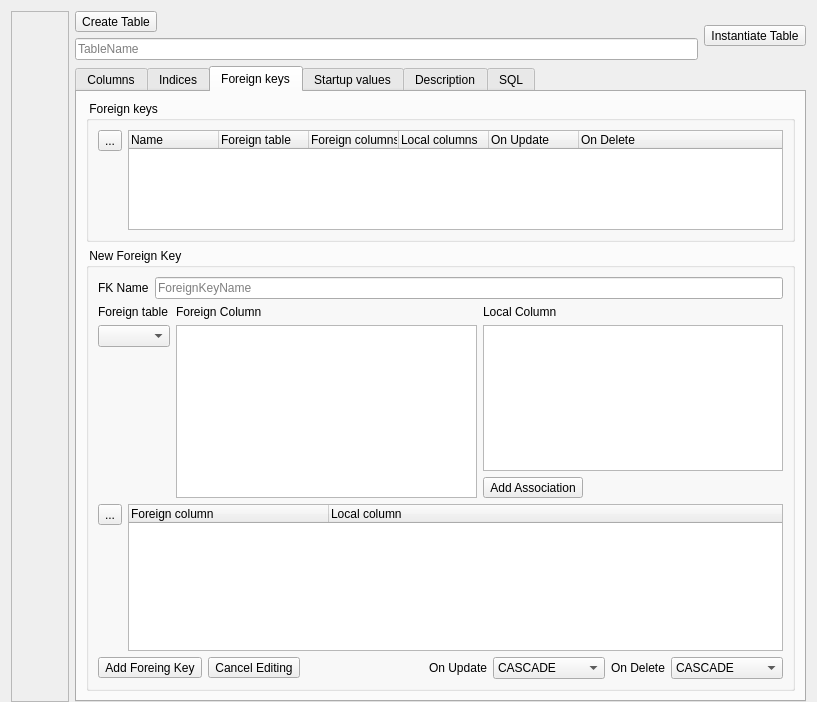
fritzone/ddm, file src/gui/NewTableForm.ui: the form before one commit.
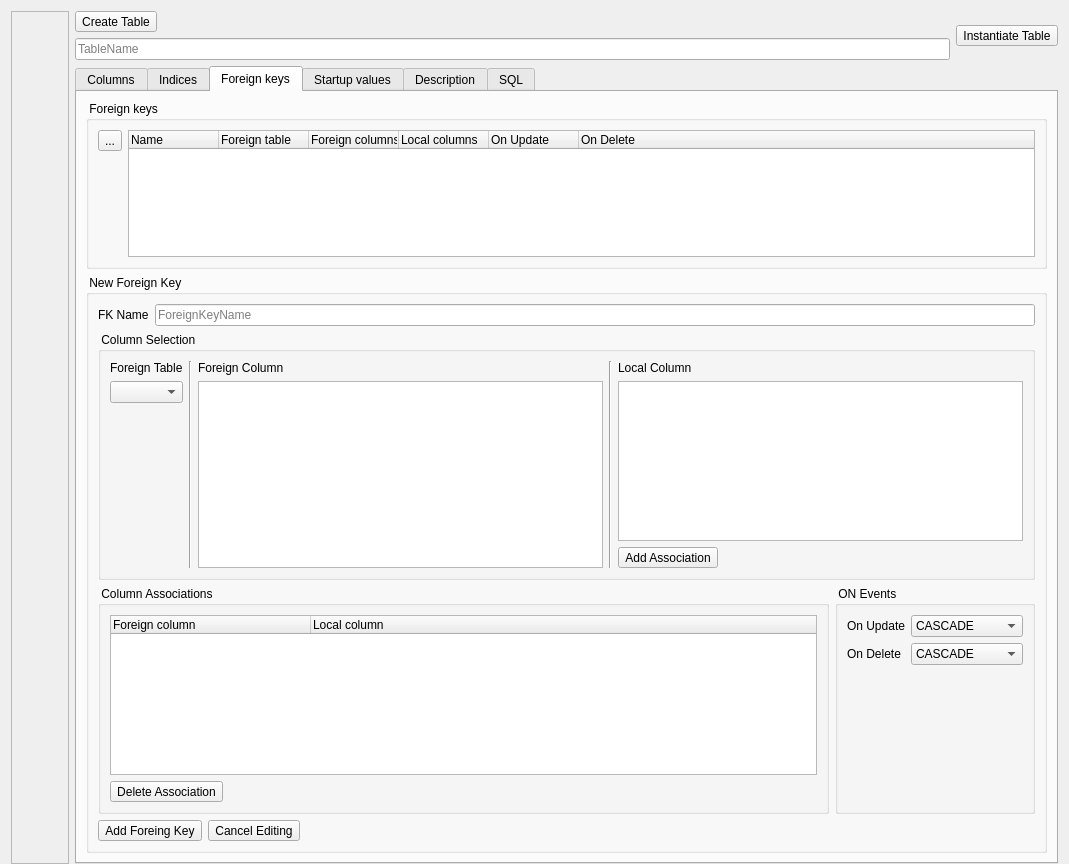
The form after the commit. The open tabs and pages were chosen to show the change. Icons and pictures are not drawn.

Patch:
```diff
--- a/src/gui/NewTableForm.ui
+++ b/src/gui/NewTableForm.ui
@@ -7,8 +7,8 @@
    <rect>
     <x>0</x>
     <y>0</y>
-    <width>817</width>
-    <height>702</height>
+    <width>1069</width>
+    <height>864</height>
    </rect>
   </property>
   <property name="sizePolicy">
@@ -932,51 +932,51 @@
               </layout>
              </item>
              <item>
+              <widget class="QGroupBox" name="groupBox_6">
+               <property name="title">
+                <string> Column Selection </string>
+               </property>
+               <layout class="QHBoxLayout" name="horizontalLayout_19">
+                <item>
               <layout class="QGridLayout" name="gridLayout_2">
                <item row="0" column="0">
-                <widget class="QLabel" name="label_11">
+                   <widget class="QFrame" name="frame">
+                    <property name="frameShape">
+                     <enum>QFrame::NoFrame</enum>
+                    </property>
+                    <property name="frameShadow">
+                     <enum>QFrame::Raised</enum>
+                    </property>
+                    <property name="lineWidth">
+                     <number>0</number>
+                    </property>
+                    <layout class="QHBoxLayout" name="horizontalLayout_4">
+                     <property name="spacing">
+                      <number>6</number>
+                     </property>
+                     <property name="margin">
+                      <number>0</number>
+                     </property>
+                     <item>
+                      <widget class="QLabel" name="label_5">
                  <property name="text">
-                  <string>Foreign table</string>
+                        <string>Foreign Table</string>
                  </property>
                 </widget>
                </item>
-               <item row="1" column="2">
+                    </layout>
+                   </widget>
+                  </item>
+                  <item row="1" column="4">
                 <widget class="QListWidget" name="lstLocalColumn"/>
                </item>
-               <item row="0" column="1">
-                <widget class="QLabel" name="label_12">
-                 <property name="text">
-                  <string>Foreign Column</string>
+                  <item row="0" column="3" rowspan="3">
+                   <widget class="Line" name="line_2">
+                    <property name="orientation">
+                     <enum>Qt::Vertical</enum>
                  </property>
                 </widget>
                </item>
-               <item row="0" column="2">
-                <widget class="QLabel" name="label_13">
-                 <property name="text">
-                  <string>Local Column</string>
-                 </property>
-                </widget>
-               </item>
-               <item row="2" column="2">
-                <widget class="QToolButton" name="btnAddForeignKeyAssociation">
-                 <property name="toolTip">
-                  <string>Add column associations</string>
-                 </property>
-                 <property name="text">
-                  <string>Add Association</string>
-                 </property>
-                 <property name="icon">
-                  <iconset resource="../dbm.qrc">
-                   <normaloff>:/images/actions/images/small/add.png</normaloff>:/images/actions/images/small/add.png</iconset>
-                 </property>
-                 <property name="toolButtonStyle">
-                  <enum>Qt::ToolButtonTextBesideIcon</enum>
-                 </property>
-                </widget>
-               </item>
-               <item row="1" column="1" rowspan="2">
-                <widget class="QListWidget" name="lstForeignTablesColumns"/>
-               </item>
                <item row="1" column="0" rowspan="2">
                 <layout class="QVBoxLayout" name="verticalLayout_11">
                  <item>
@@ -997,41 +997,98 @@
                  </item>
                 </layout>
                </item>
-              </layout>
+                  <item row="2" column="4">
+                   <widget class="QToolButton" name="btnAddForeignKeyAssociation">
+                    <property name="toolTip">
+                     <string>Add column associations</string>
+                    </property>
+                    <property name="text">
+                     <string>Add Association</string>
+                    </property>
+                    <property name="icon">
+                     <iconset resource="../dbm.qrc">
+                      <normaloff>:/images/actions/images/small/add.png</normaloff>:/images/actions/images/small/add.png</iconset>
+                    </property>
+                    <property name="toolButtonStyle">
+                     <enum>Qt::ToolButtonTextBesideIcon</enum>
+                    </property>
+                   </widget>
+                  </item>
+                  <item row="0" column="2">
+                   <widget class="QFrame" name="frame_2">
+                    <property name="frameShape">
+                     <enum>QFrame::NoFrame</enum>
+                    </property>
+                    <property name="frameShadow">
+                     <enum>QFrame::Raised</enum>
+                    </property>
+                    <property name="lineWidth">
+                     <number>0</number>
+                    </property>
+                    <layout class="QHBoxLayout" name="horizontalLayout_10">
+                     <property name="margin">
+                      <number>0</number>
+                     </property>
+                     <item>
+                      <widget class="QLabel" name="label_8">
+                       <property name="text">
+                        <string>Foreign Column</string>
+                       </property>
+                      </widget>
+                     </item>
+                    </layout>
+                   </widget>
+                  </item>
+                  <item row="1" column="2" rowspan="2">
+                   <widget class="QListWidget" name="lstForeignTablesColumns"/>
+                  </item>
+                  <item row="0" column="4">
+                   <widget class="QFrame" name="frame_3">
+                    <property name="frameShape">
+                     <enum>QFrame::NoFrame</enum>
+                    </property>
+                    <property name="frameShadow">
+                     <enum>QFrame::Raised</enum>
+                    </property>
+                    <property name="lineWidth">
+                     <number>0</number>
+                    </property>
+                    <layout class="QHBoxLayout" name="horizontalLayout_11">
+                     <property name="margin">
+                      <number>0</number>
+                     </property>
+                     <item>
+                      <widget class="QLabel" name="label_15">
+                       <property name="text">
+                        <string>Local Column</string>
+                       </property>
+                      </widget>
+                     </item>
+                    </layout>
+                   </widget>
+                  </item>
+                  <item row="0" column="1" rowspan="3">
+                   <widget class="Line" name="line_3">
+                    <property name="orientation">
+                     <enum>Qt::Vertical</enum>
+                    </property>
+                   </widget>
+                  </item>
+                 </layout>
+                </item>
+               </layout>
+               <zorder>label_10</zorder>
+               <zorder></zorder>
+              </widget>
              </item>
              <item>
               <layout class="QHBoxLayout" name="horizontalLayout_12">
                <item>
-                <layout class="QVBoxLayout" name="verticalLayout_22">
-                 <item>
-                  <widget class="QToolButton" name="btnRemoveAssociation">
-                   <property name="toolTip">
-                    <string>Delete column association</string>
-                   </property>
-                   <property name="text">
-                    <string>...</string>
-                   </property>
-                   <property name="icon">
-                    <iconset resource="../dbm.qrc">
-                     <normaloff>:/images/actions/images/small/remove.png</normaloff>:/images/actions/images/small/remove.png</iconset>
-                   </property>
-                  </widget>
-                 </item>
-                 <item>
-                  <spacer name="verticalSpacer_7">
-                   <property name="orientation">
-                    <enum>Qt::Vertical</enum>
-                   </property>
-                   <property name="sizeHint" stdset="0">
-                    <size>
-                     <width>20</width>
-                     <height>40</height>
-                    </size>
-                   </property>
-                  </spacer>
-                 </item>
-                </layout>
-               </item>
+                <widget class="QGroupBox" name="groupBox_2">
+                 <property name="title">
+                  <string> Column Associations </string>
+                 </property>
+                 <layout class="QVBoxLayout" name="verticalLayout_6">
                <item>
                 <widget class="QTreeWidget" name="lstForeignKeyAssociations">
                  <property name="rootIsDecorated">
@@ -1070,13 +1127,115 @@
                  </column>
                 </widget>
                </item>
+                  <item>
+                   <widget class="QToolButton" name="btnRemoveAssociation">
+                    <property name="toolTip">
+                     <string>Delete column association</string>
+                    </property>
+                    <property name="text">
+                     <string>Delete Association</string>
+                    </property>
+                    <property name="icon">
+                     <iconset resource="../dbm.qrc">
+                      <normaloff>:/images/actions/images/small/remove.png</normaloff>:/images/actions/images/small/remove.png</iconset>
+                    </property>
+                    <property name="toolButtonStyle">
+                     <enum>Qt::ToolButtonTextBesideIcon</enum>
+                    </property>
+                   </widget>
+                  </item>
+                 </layout>
+                </widget>
+               </item>
+               <item>
+                <widget class="QGroupBox" name="groupBox_5">
+                 <property name="title">
+                  <string> ON Events </string>
+                 </property>
+                 <layout class="QFormLayout" name="formLayout_3">
+                  <property name="fieldGrowthPolicy">
+                   <enum>QFormLayout::AllNonFixedFieldsGrow</enum>
+                  </property>
+                  <item row="0" column="0">
+                   <widget class="QLabel" name="label_3">
+                    <property name="text">
+                     <string>On Update</string>
+                    </property>
+                   </widget>
+                  </item>
+                  <item row="0" column="1">
+                   <widget class="QComboBox" name="cmbFkOnUpdate">
+                    <item>
+                     <property name="text">
+                      <string>CASCADE</string>
+                     </property>
+                    </item>
+                    <item>
+                     <property name="text">
+                      <string>RESTRICT</string>
+                     </property>
+                    </item>
+                    <item>
+                     <property name="text">
+                      <string>NO ACTION</string>
+                     </property>
+                    </item>
+                    <item>
+                     <property name="text">
+                      <string>SET NULL</string>
+                     </property>
+                    </item>
+                    <item>
+                     <property name="text">
+                      <string>SET DEFAULT</string>
+                     </property>
+                    </item>
+                   </widget>
+                  </item>
+                  <item row="1" column="0">
+                   <widget class="QLabel" name="label_7">
+                    <property name="text">
+                     <string>On Delete</string>
+                    </property>
+                   </widget>
+                  </item>
+                  <item row="1" column="1">
+                   <widget class="QComboBox" name="cmbFkOnDelete">
+                    <item>
+                     <property name="text">
+                      <string>CASCADE</string>
+                     </property>
+                    </item>
+                    <item>
+                     <property name="text">
+                      <string>RESTRICT</string>
+                     </property>
+                    </item>
+                    <item>
+                     <property name="text">
+                      <string>NO ACTION</string>
+                     </property>
+                    </item>
+                    <item>
+                     <property name="text">
+                      <string>SET NULL</string>
+                     </property>
+                    </item>
+                    <item>
+                     <property name="text">
+                      <string>SET DEFAULT</string>
+                     </property>
+                    </item>
+                   </widget>
+                  </item>
+                 </layout>
+                </widget>
+               </item>
               </layout>
              </item>
              <item>
               <layout class="QHBoxLayout" name="horizontalLayout_8">
                <item>
-                <layout class="QHBoxLayout" name="horizontalLayout_4">
-                 <item>
                   <widget class="QToolButton" name="btnAddForeignKey">
                    <property name="toolTip">
                     <string>Add foreign key</string>
@@ -1110,8 +1269,6 @@
                    </property>
                   </widget>
                  </item>
-                </layout>
-               </item>
                <item>
                 <spacer name="horizontalSpacer_3">
                  <property name="orientation">
@@ -1125,78 +1282,6 @@
                  </property>
                 </spacer>
                </item>
-               <item>
-                <widget class="QLabel" name="label_3">
-                 <property name="text">
-                  <string>On Update</string>
-                 </property>
-                </widget>
-               </item>
-               <item>
-                <widget class="QComboBox" name="cmbFkOnUpdate">
-                 <item>
-                  <property name="text">
-                   <string>CASCADE</string>
-                  </property>
-                 </item>
-                 <item>
-                  <property name="text">
-                   <string>RESTRICT</string>
-                  </property>
-                 </item>
-                 <item>
-                  <property name="text">
-                   <string>NO ACTION</string>
-                  </property>
-                 </item>
-                 <item>
-                  <property name="text">
-                   <string>SET NULL</string>
-                  </property>
-                 </item>
-                 <item>
-                  <property name="text">
-                   <string>SET DEFAULT</string>
-                  </property>
-                 </item>
-                </widget>
-               </item>
-               <item>
-                <widget class="QLabel" name="label_7">
-                 <property name="text">
-                  <string>On Delete</string>
-                 </property>
-                </widget>
-               </item>
-               <item>
-                <widget class="QComboBox" name="cmbFkOnDelete">
-                 <item>
-                  <property name="text">
-                   <string>CASCADE</string>
-                  </property>
-                 </item>
-                 <item>
-                  <property name="text">
-                   <string>RESTRICT</string>
-                  </property>
-                 </item>
-                 <item>
-                  <property name="text">
-                   <string>NO ACTION</string>
-                  </property>
-                 </item>
-                 <item>
-                  <property name="text">
-                   <string>SET NULL</string>
-                  </property>
-                 </item>
-                 <item>
-                  <property name="text">
-                   <string>SET DEFAULT</string>
-                  </property>
-                 </item>
-                </widget>
-               </item>
               </layout>
              </item>
             </layout>
```
Left out of the diff: 14 changed lines with no effect on the pictures. Lines whose indentation alone changed are shown as unchanged.
